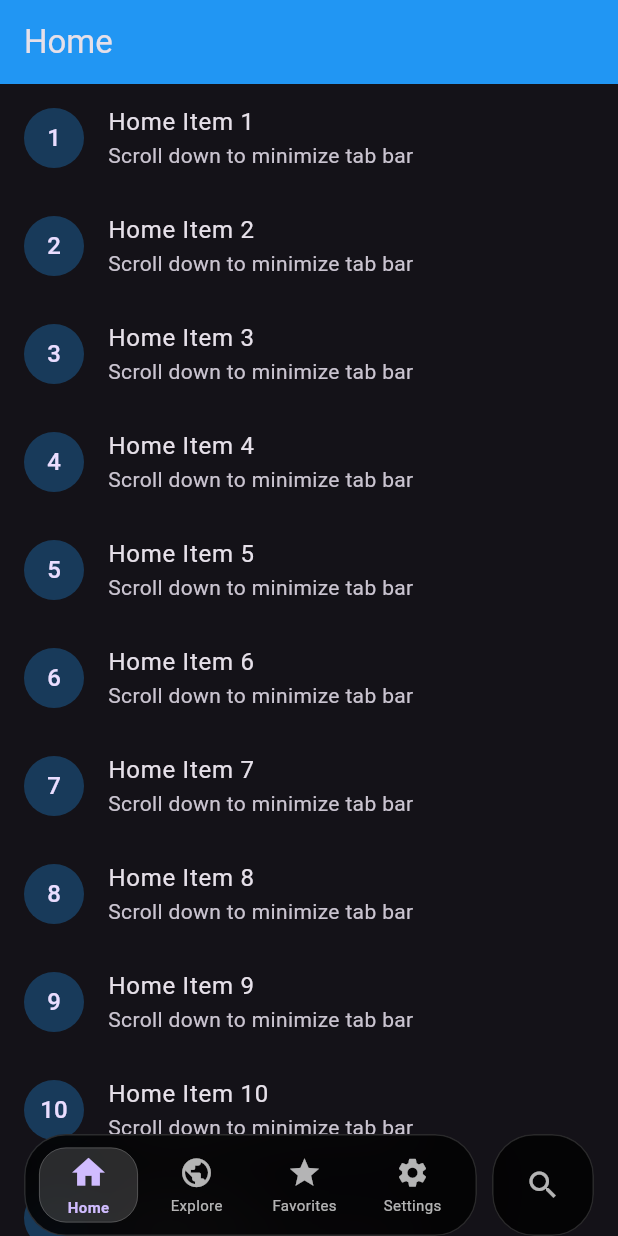
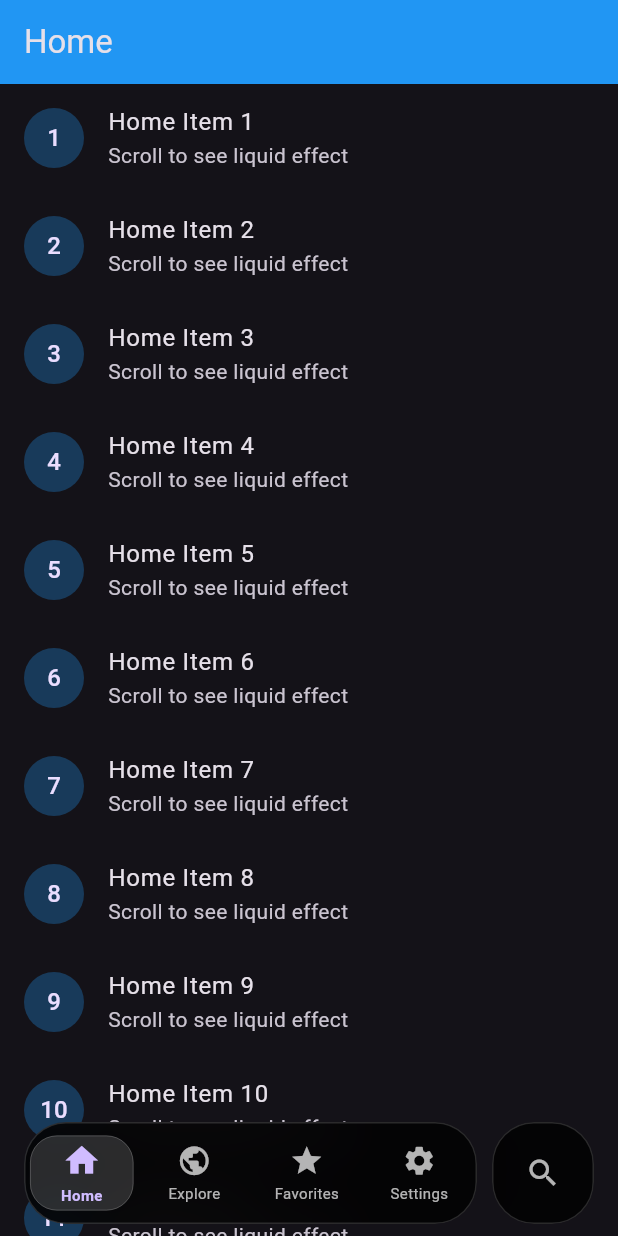
Before and after one commit to mesutissever/liquid_tabbar_minimize, a Flutter app: the screen it shows after launch, on a phone screen of 412 x 824 dp. Run offline on Flutter 3.47's test engine with Material 3 defaults, Android fonts, the phone set to English and light mode, and no system bars; our stand-ins replace plugin_platform_interface.

Commit message:
Refactor HomePage to use StatefulWidget and implement LiquidBottomNavigationBar with scroll-to-minimize behavior

```diff
--- a/example/lib/main.dart
+++ b/example/lib/main.dart
@@ -1,3 +1,4 @@
+import 'dart:io';
 import 'package:flutter/material.dart';
 import 'package:liquid_tabbar_minimize/liquid_tabbar_minimize.dart';
 
@@ -16,80 +17,27 @@ class MyApp extends StatelessWidget {
   }
 }
 
-class HomePage extends StatelessWidget {
+class HomePage extends StatefulWidget {
   const HomePage({super.key});
 
   @override
-  Widget build(BuildContext context) {
-    return LiquidTabBar(
-      items: [
-        LiquidTabItem(
-          icon: 'house.fill',
-          label: 'Home',
-          child: _buildPage('Home', Colors.blue),
-          nativeData: List.generate(
-            20,
-            (i) => {
-              'title': 'Ana Sayfa ${i + 1}',
-              'subtitle': 'Burası home sayfası - item ${i + 1}',
-            },
-          ),
-        ),
-        LiquidTabItem(
-          icon: 'globe',
-          label: 'Explore',
-          child: _buildPage('Explore', Colors.green),
-          nativeData: List.generate(
-            25,
-            (i) => {
-              'title': 'Keşfet ${i + 1}',
-              'subtitle': 'Yeni içerik keşfet - ${i + 1}',
-            },
-          ),
-        ),
-        LiquidTabItem(
-          icon: 'star.fill',
-          label: 'Favorites',
-          child: _buildPage('Favorites', Colors.orange),
-          nativeData: List.generate(
-            30,
-            (i) => {
-              'title': 'Favori ${i + 1}',
-              'subtitle': 'Bu benim favori item\'im',
-            },
-          ),
-        ),
-        LiquidTabItem(
-          icon: 'gearshape.fill',
-          label: 'Settings',
-          child: _buildPage('Settings', Colors.purple),
-          nativeData: [
-            {'title': 'Hesap', 'subtitle': 'Profil ayarları'},
-            {'title': 'Bildirimler', 'subtitle': 'Bildirim tercihleri'},
-            {'title': 'Gizlilik', 'subtitle': 'Gizlilik ayarları'},
-            {'title': 'Güvenlik', 'subtitle': 'Şifre ve güvenlik'},
-            {'title': 'Dil', 'subtitle': 'Türkçe'},
-            {'title': 'Tema', 'subtitle': 'Koyu mod'},
-            {'title': 'Yardım', 'subtitle': 'SSS ve destek'},
-            {'title': 'Hakkında', 'subtitle': 'Versiyon 1.0.0'},
-          ],
-        ),
-      ],
-      // Yeni parametreler
-      showActionTab: true,
-      actionIcon: 'magnifyingglass',
-      bottomPadding: 0, // Home indicator'dan yukarıda
-      tabBarHeight: 68,
-      onActionTap: () {
-        debugPrint('Search tapped!');
-      },
-      onTabChanged: (index) {
-        debugPrint('Tab changed to: $index');
-      },
-    );
+  State<HomePage> createState() => _HomePageState();
+}
+
+class _HomePageState extends State<HomePage> {
+  int _selectedIndex = 0;
+
+  // iOS 26+ için SF Symbol mapping
+  String _iconToSFSymbol(IconData icon) {
+    if (icon == Icons.home) return 'house.fill';
+    if (icon == Icons.public) return 'globe';
+    if (icon == Icons.star) return 'star.fill';
+    if (icon == Icons.settings) return 'gearshape.fill';
+
+    return 'circle.fill'; // fallback
   }
 
-  Widget _buildPage(String title, Color color) {
+  static Widget _buildPage(String title, Color color) {
     return Scaffold(
       appBar: AppBar(title: Text(title), backgroundColor: color),
       body: ListView.builder(
@@ -97,14 +45,75 @@ class HomePage extends StatelessWidget {
         itemBuilder: (context, index) {
           return ListTile(
             leading: CircleAvatar(
-              backgroundColor: color.withOpacity(0.3),
+              backgroundColor: color.withValues(alpha: 0.3),
               child: Text('${index + 1}'),
             ),
             title: Text('$title Item ${index + 1}'),
-            subtitle: const Text('Scroll down to minimize tab bar'),
+            subtitle: const Text('Scroll to see liquid effect'),
           );
         },
       ),
     );
   }
+
+  @override
+  Widget build(BuildContext context) {
+    return Scaffold(
+      extendBody: true,
+      body: IndexedStack(
+        index: _selectedIndex,
+        children: [
+          _buildPage('Home', Colors.blue),
+          _buildPage('Explore', Colors.green),
+          _buildPage('Favorites', Colors.orange),
+          _buildPage('Settings', Colors.purple),
+          // Action button için 5. sayfa
+          Center(
+            child: Column(
+              mainAxisAlignment: MainAxisAlignment.center,
+              children: [
+                Icon(Icons.search, size: 64, color: Colors.grey),
+                SizedBox(height: 16),
+                Text(
+                  'Search',
+                  style: TextStyle(fontSize: 24, color: Colors.grey),
+                ),
+              ],
+            ),
+          ),
+        ],
+      ),
+      bottomNavigationBar: LiquidBottomNavigationBar(
+        currentIndex: _selectedIndex,
+        onTap: (index) {
+          setState(() => _selectedIndex = index);
+          debugPrint('Tab index: $index');
+        },
+        items: const [
+          BottomNavigationBarItem(icon: Icon(Icons.home), label: 'Home'),
+          BottomNavigationBarItem(icon: Icon(Icons.public), label: 'Explore'),
+          BottomNavigationBarItem(icon: Icon(Icons.star), label: 'Favorites'),
+          BottomNavigationBarItem(
+            icon: Icon(Icons.settings),
+            label: 'Settings',
+          ),
+        ],
+        pages: [
+          _buildPage('Home', Colors.blue),
+          _buildPage('Explore', Colors.green),
+          _buildPage('Favorites', Colors.orange),
+          _buildPage('Settings', Colors.purple),
+        ],
+        sfSymbolMapper: _iconToSFSymbol,
+        showActionButton: true,
+        actionIcon: (const Icon(Icons.search), 'magnifyingglass'),
+        onActionTap: () {
+          debugPrint('Search tapped!');
+          setState(() => _selectedIndex = 4); // 5. sayfaya git
+        },
+        height: 68,
+        bottomPadding: 8,
+      ),
+    );
+  }
 }
--- a/lib/liquid_tabbar_minimize.dart
+++ b/lib/liquid_tabbar_minimize.dart
@@ -1,4 +1,5 @@
 library liquid_tabbar_minimize;
 
+export 'src/liquid_bottom_navigation_bar.dart';
+export 'src/liquid_tab_item.dart';
 export 'src/liquid_tabbar.dart';
-export 'src/liquid_tab_item.dart';
--- /dev/null
+++ b/lib/src/liquid_bottom_navigation_bar.dart
@@ -0,0 +1,376 @@
+import 'dart:io';
+import 'dart:ui';
+import 'package:flutter/material.dart';
+import 'package:flutter/services.dart';
+import 'liquid_tab_item.dart';
+
+/// iOS native tab bar with scroll-to-minimize behavior.
+/// Automatically detects iOS 26+ and uses native minimize.
+class LiquidBottomNavigationBar extends StatefulWidget {
+  final int currentIndex;
+  final ValueChanged<int>? onTap;
+  final List<BottomNavigationBarItem> items;
+  final List<Widget> pages;
+  final bool showActionButton;
+  final (Icon, String)? actionIcon; // (Custom Icon, Native SF Symbol)
+  final VoidCallback? onActionTap;
+  final double height;
+  final double bottomPadding;
+  final String Function(IconData)? sfSymbolMapper;
+  final ValueChanged<bool>? onNativeDetected;
+
+  const LiquidBottomNavigationBar({
+    super.key,
+    required this.currentIndex,
+    required this.items,
+    required this.pages,
+    this.onTap,
+    this.showActionButton = false,
+    this.actionIcon, // (Icon(Icons.search), 'magnifyingglass')
+    this.onActionTap,
+    this.height = 68,
+    this.bottomPadding = 8,
+    this.sfSymbolMapper,
+    this.onNativeDetected,
+  }) : assert(items.length >= 2 && items.length <= 5),
+       assert(items.length == pages.length);
+
+  @override
+  State<LiquidBottomNavigationBar> createState() =>
+      _LiquidBottomNavigationBarState();
+}
+
+class _LiquidBottomNavigationBarState extends State<LiquidBottomNavigationBar> {
+  bool _useNative = false;
+  bool _isChecking = true;
+
+  @override
+  void initState() {
+    super.initState();
+    _checkIOSVersion();
+  }
+
+  Future<void> _checkIOSVersion() async {
+    if (Platform.isIOS) {
+      try {
+        final version = Platform.operatingSystemVersion;
+        final match = RegExp(r'Version (\d+)\.').firstMatch(version);
+        if (match != null) {
+          final major = int.tryParse(match.group(1) ?? '0') ?? 0;
+          setState(() {
+            _useNative = major >= 26;
+            _isChecking = false;
+          });
+          return;
+        }
+      } catch (e) {
+        debugPrint('iOS version check failed: $e');
+      }
+    }
+    setState(() {
+      _useNative = false;
+      _isChecking = false;
+    });
+  }
+
+  @override
+  Widget build(BuildContext context) {
+    if (_isChecking) {
+      return const SizedBox.shrink();
+    }
+
+    // iOS 26+ Native
+    if (_useNative && Platform.isIOS) {
+      final liquidItems = List.generate(widget.items.length, (i) {
+        final item = widget.items[i];
+        final iconData = (item.icon as Icon).icon!;
+        final sfSymbol = widget.sfSymbolMapper?.call(iconData) ?? 'circle.fill';
+
+        return LiquidTabItem(
+          icon: sfSymbol,
+          label: item.label ?? '',
+          child: widget.pages[i],
+        );
+      });
+
+      final actionSFSymbol = widget.actionIcon?.$2 ?? 'magnifyingglass';
+
+      return UiKitView(
+        viewType: 'liquid_tabbar_minimize/swiftui_tabbar',
+        creationParams: {
+          'labels': liquidItems.map((e) => e.label).toList(),
+          'sfSymbols': liquidItems.map((e) => e.icon).toList(),
+          'initialIndex': 0,
+          'enableActionTab': widget.showActionButton,
+          'actionSymbol': actionSFSymbol,
+          'nativeData': liquidItems.map((e) => e.nativeData ?? []).toList(),
+        },
+        creationParamsCodec: const StandardMessageCodec(),
+      );
+    }
+
+    // iOS <26 & Android Custom
+    return _CustomLiquidBar(
+      currentIndex: widget.currentIndex,
+      onTap: widget.onTap,
+      items: widget.items,
+      showActionButton: widget.showActionButton,
+      actionIcon: widget.actionIcon?.$1, // Tuple'dan Icon çıkar
+      onActionTap: widget.onActionTap,
+      height: widget.height,
+      bottomPadding: widget.bottomPadding,
+    );
+  }
+}
+
+class _CustomLiquidBar extends StatefulWidget {
+  final int currentIndex;
+  final ValueChanged<int>? onTap;
+  final List<BottomNavigationBarItem> items;
+  final bool showActionButton;
+  final Icon? actionIcon;
+  final VoidCallback? onActionTap;
+  final double height;
+  final double bottomPadding;
+
+  const _CustomLiquidBar({
+    required this.currentIndex,
+    required this.items,
+    this.onTap,
+    required this.showActionButton,
+    this.actionIcon,
+    this.onActionTap,
+    required this.height,
+    required this.bottomPadding,
+  });
+
+  @override
+  State<_CustomLiquidBar> createState() => _CustomLiquidBarState();
+}
+
+class _CustomLiquidBarState extends State<_CustomLiquidBar> {
+  double _barOpacity = 1.0;
+  double _lastScrollOffset = 0;
+
+  @override
+  Widget build(BuildContext context) {
+    final theme = Theme.of(context);
+    final safeAreaBottom = MediaQuery.of(context).padding.bottom;
+
+    return NotificationListener<ScrollNotification>(
+      onNotification: (notification) {
+        if (notification is ScrollUpdateNotification) {
+          final offset = notification.metrics.pixels;
+          final delta = offset - _lastScrollOffset;
+          _handleScroll(offset, delta);
+          _lastScrollOffset = offset;
+        }
+        return false;
+      },
+      child: AnimatedContainer(
+        duration: const Duration(milliseconds: 250),
+        curve: Curves.easeInOut,
+        height:
+            _barOpacity *
+            (widget.height + safeAreaBottom + widget.bottomPadding),
+        child: Padding(
+          padding: EdgeInsets.only(
+            left: 16,
+            right: 16,
+            bottom: safeAreaBottom + widget.bottomPadding,
+          ),
+          child: Row(
+            children: [
+              // Main TabBar
+              Expanded(
+                flex: widget.showActionButton ? 4 : 1,
+                child: ClipRRect(
+                  borderRadius: BorderRadius.circular(28),
+                  child: BackdropFilter(
+                    filter: ImageFilter.blur(sigmaX: 20, sigmaY: 20),
+                    child: Container(
+                      height: widget.height,
+                      decoration: BoxDecoration(
+                        color:
+                            (theme.brightness == Brightness.dark
+                                    ? Colors.black.withValues(alpha: 0.5)
+                                    : Colors.white.withValues(alpha: 0.7))
+                                .withValues(alpha: 0.8),
+                        borderRadius: BorderRadius.circular(28),
+                        border: Border.all(
+                          color: theme.brightness == Brightness.dark
+                              ? Colors.white.withValues(alpha: 0.15)
+                              : Colors.black.withValues(alpha: 0.08),
+                          width: 1,
+                        ),
+                      ),
+                      child: Row(
+                        mainAxisAlignment: MainAxisAlignment.spaceAround,
+                        children: List.generate(widget.items.length, (index) {
+                          final item = widget.items[index];
+                          final isSelected = widget.currentIndex == index;
+
+                          return Expanded(
+                            child: GestureDetector(
+                              onTap: () => widget.onTap?.call(index),
+                              child: AnimatedContainer(
+                                duration: const Duration(milliseconds: 200),
+                                curve: Curves.easeInOut,
+                                margin: const EdgeInsets.symmetric(
+                                  horizontal: 3,
+                                  vertical: 8,
+                                ),
+                                decoration: BoxDecoration(
+                                  color: isSelected
+                                      ? (theme.brightness == Brightness.dark
+                                            ? Colors.white.withValues(
+                                                alpha: 0.15,
+                                              )
+                                            : Colors.black.withValues(
+                                                alpha: 0.08,
+                                              ))
+                                      : Colors.transparent,
+                                  borderRadius: BorderRadius.circular(18),
+                                  border: isSelected
+                                      ? Border.all(
+                                          color:
+                                              theme.brightness ==
+                                                  Brightness.dark
+                                              ? Colors.white.withValues(
+                                                  alpha: 0.25,
+                                                )
+                                              : Colors.black.withValues(
+                                                  alpha: 0.12,
+                                                ),
+                                          width: 0.5,
+                                        )
+                                      : null,
+                                ),
+                                child: Column(
+                                  mainAxisAlignment: MainAxisAlignment.center,
+                                  children: [
+                                    IconTheme(
+                                      data: IconThemeData(
+                                        size: isSelected ? 26 : 23,
+                                        color: isSelected
+                                            ? theme.colorScheme.primary
+                                            : (theme.brightness ==
+                                                      Brightness.dark
+                                                  ? Colors.white.withValues(
+                                                      alpha: 0.7,
+                                                    )
+                                                  : Colors.black.withValues(
+                                                      alpha: 0.6,
+                                                    )),
+                                      ),
+                                      child: item.icon,
+                                    ),
+                                    if (item.label != null) ...[
+                                      const SizedBox(height: 3),
+                                      Text(
+                                        item.label!,
+                                        style: TextStyle(
+                                          fontSize: 10,
+                                          fontWeight: isSelected
+                                              ? FontWeight.w600
+                                              : FontWeight.normal,
+                                          color: isSelected
+                                              ? theme.colorScheme.primary
+                                              : (theme.brightness ==
+                                                        Brightness.dark
+                                                    ? Colors.white.withValues(
+                                                        alpha: 0.7,
+                                                      )
+                                                    : Colors.black.withValues(
+                                                        alpha: 0.6,
+                                                      )),
+                                        ),
+                                      ),
+                                    ],
+                                  ],
+                                ),
+                              ),
+                            ),
+                          );
+                        }),
+                      ),
+                    ),
+                  ),
+                ),
+              ),
+
+              // Action Button
+              if (widget.showActionButton) ...[
+                const SizedBox(width: 10),
+                GestureDetector(
+                  onTap: widget.onActionTap,
+                  child: ClipRRect(
+                    borderRadius: BorderRadius.circular(28),
+                    child: BackdropFilter(
+                      filter: ImageFilter.blur(sigmaX: 20, sigmaY: 20),
+                      child: Container(
+                        width: widget.height,
+                        height: widget.height,
+                        decoration: BoxDecoration(
+                          color:
+                              (theme.brightness == Brightness.dark
+                                      ? Colors.black.withValues(alpha: 0.5)
+                                      : Colors.white.withValues(alpha: 0.7))
+                                  .withValues(alpha: 0.8),
+                          borderRadius: BorderRadius.circular(28),
+                          border: Border.all(
+                            color: theme.brightness == Brightness.dark
+                                ? Colors.white.withValues(alpha: 0.15)
+                                : Colors.black.withValues(alpha: 0.08),
+                            width: 1,
+                          ),
+                        ),
+                        child: IconTheme(
+                          data: IconThemeData(
+                            size: 24,
+                            color: theme.brightness == Brightness.dark
+                                ? Colors.white.withValues(alpha: 0.7)
+                                : Colors.black.withValues(alpha: 0.6),
+                          ),
+                          child: widget.actionIcon ?? const Icon(Icons.search),
+                        ),
+                      ),
+                    ),
+                  ),
+                ),
+              ],
+            ],
+          ),
+        ),
+      ),
+    );
+  }
+
+  void _handleScroll(double offset, double delta) {
+    const threshold = 5.0;
+    if (offset <= 0) {
+      if (_barOpacity != 1.0) {
+        setState(() => _barOpacity = 1.0);
+      }
+    } else if (delta.abs() < threshold) {
+      return;
+    } else {
+      final shouldShow = delta < 0;
+      final newOpacity = shouldShow ? 1.0 : 0.0;
+      if (_barOpacity != newOpacity) {
+        setState(() => _barOpacity = newOpacity);
+      }
+    }
+  }
+
+  IconData _parseIcon(String name) {
+    const mapping = {
+      'home': Icons.home,
+      'search': Icons.search,
+      'settings': Icons.settings,
+      'person': Icons.person,
+      'favorite': Icons.favorite,
+    };
+    return mapping[name] ?? Icons.circle;
+  }
+}
```
